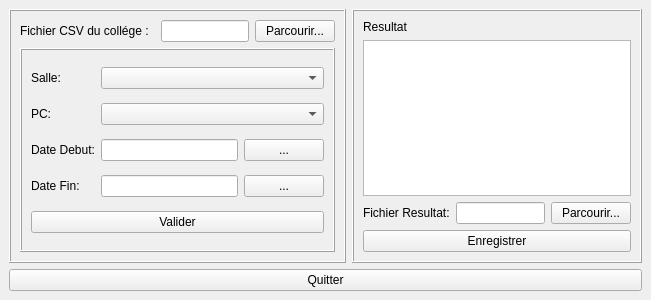
obuloup/StatConnexion, file StatConnexion/StatConnexion.ui: the form before one commit.
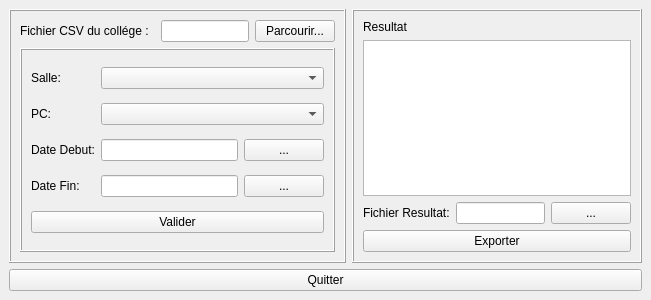
The form after the commit.

Patch:
```diff
--- a/StatConnexion/StatConnexion.ui
+++ b/StatConnexion/StatConnexion.ui
@@ -171,7 +171,7 @@
        <item row="3" column="0" colspan="3">
         <widget class="QPushButton" name="enregistrerPushButton">
          <property name="text">
-          <string>Enregistrer</string>
+          <string>Exporter</string>
          </property>
         </widget>
        </item>
@@ -185,7 +185,7 @@
        <item row="2" column="2">
         <widget class="QPushButton" name="parcourirPushButton">
          <property name="text">
-          <string>Parcourir...</string>
+          <string>...</string>
          </property>
         </widget>
        </item>
```
Left out of the diff: 2 changed lines with no effect on the pictures.
